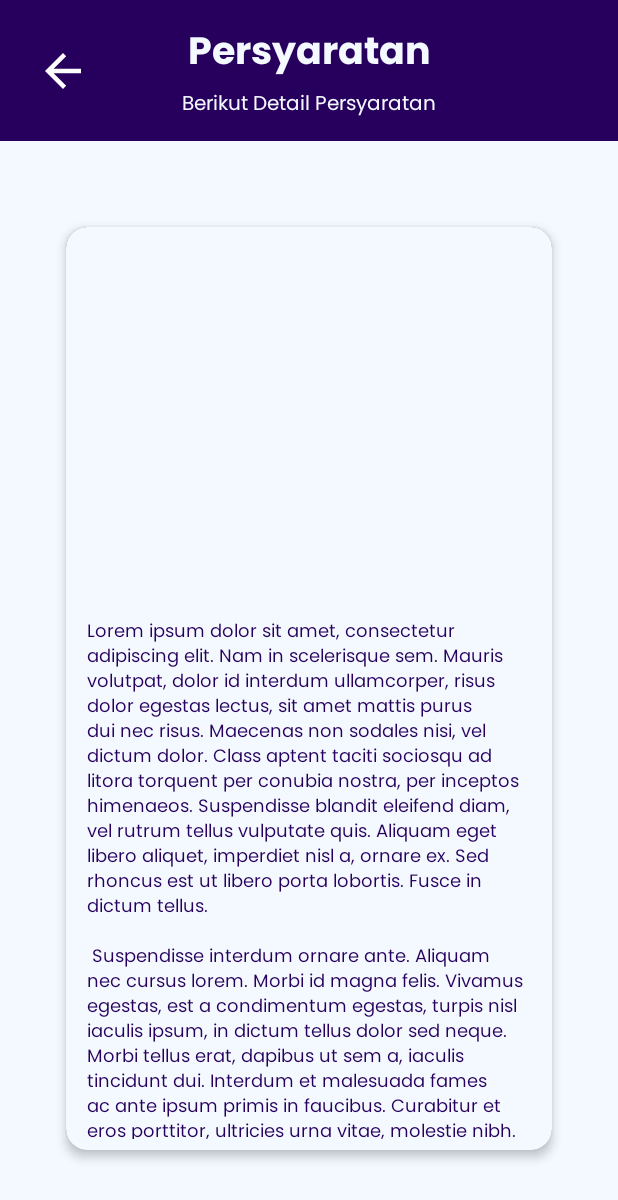
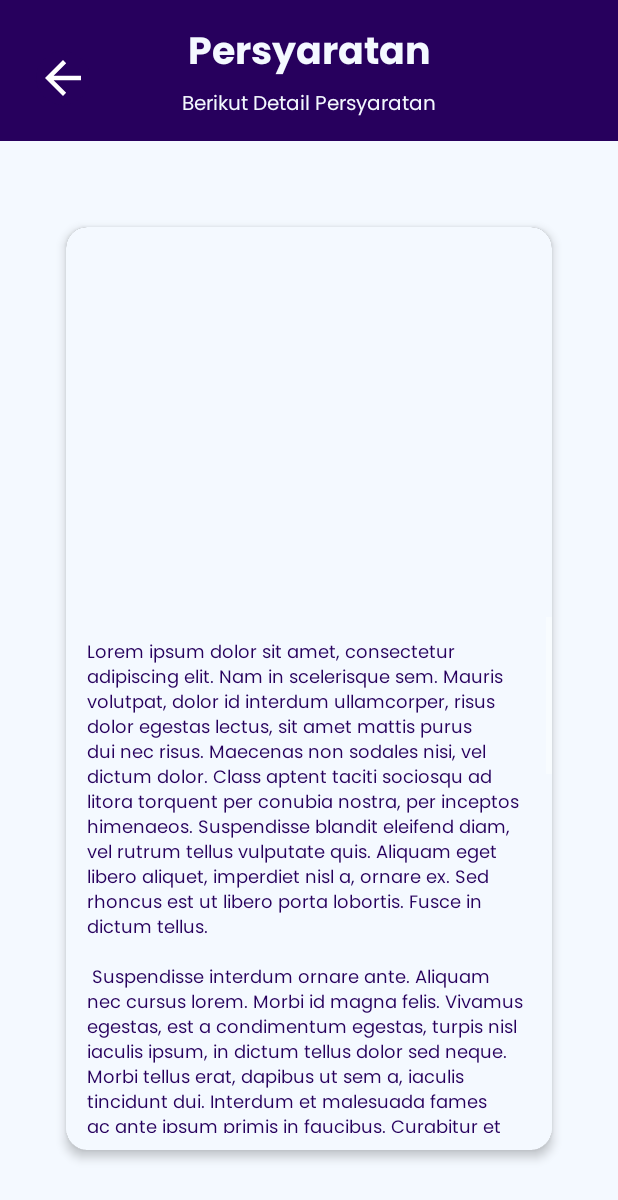
Before and after one commit to AndikaRisky31/Layanan_Warga, an Android app built with Jetpack Compose: the DetailsActivity screen opened directly, with no data from a screen before it, on a phone screen of 412 x 824 dp. Shown: the top 1200 px of the screen. Run offline under Robolectric (Android 15) with nearby library versions, the phone set to English and light mode, and no system bars.

Commit message:
memperbaiki backend laporan

```diff
--- a/app/src/main/java/com/celestial/layang/lapor/LaporActivity.kt
+++ b/app/src/main/java/com/celestial/layang/lapor/LaporActivity.kt
@@ -54,6 +54,21 @@ class LaporActivity : AppCompatActivity() {
             intent = Intent(this, MenuActivity::class.java)
             startActivity(intent)
         }
+        binding.btnGanti.setOnClickListener {
+            if (ContextCompat.checkSelfPermission(
+                    this,
+                    Manifest.permission.READ_EXTERNAL_STORAGE
+                ) != PackageManager.PERMISSION_GRANTED
+            ) {
+                ActivityCompat.requestPermissions(
+                    this,
+                    arrayOf(Manifest.permission.READ_EXTERNAL_STORAGE),
+                    GALLERY_PERMISSION_REQUEST_CODE
+                )
+            } else {
+                openGallery()
+            }
+        }
         binding.buttonKirim.setOnClickListener {
 //            viewModel.saveLaporan(laporanData) //untuk mengirim data ke viewmodel yang berisi pengiriman ke api
 
@@ -69,22 +84,6 @@ class LaporActivity : AppCompatActivity() {
             }
 
             dialog.show()
-        }
-
-        binding.btnGanti.setOnClickListener {
-            if (ContextCompat.checkSelfPermission(
-                    this,
-                    Manifest.permission.READ_EXTERNAL_STORAGE
-                ) != PackageManager.PERMISSION_GRANTED
-            ) {
-                ActivityCompat.requestPermissions(
-                    this,
-                    arrayOf(Manifest.permission.READ_EXTERNAL_STORAGE),
-                    GALLERY_PERMISSION_REQUEST_CODE
-                )
-            } else {
-                openGallery()
-            }
         }
     }
 
--- a/app/src/main/res/layout/activity_details.xml
+++ b/app/src/main/res/layout/activity_details.xml
@@ -42,10 +42,12 @@
         android:layout_width="wrap_content"
         android:layout_height="wrap_content"
         android:layout_marginStart="24dp"
+        android:layout_marginTop="25dp"
         android:src="@drawable/baseline_arrow_back_24"
         app:layout_constraintBottom_toBottomOf="@+id/view"
         app:layout_constraintStart_toStartOf="parent"
-        app:layout_constraintTop_toTopOf="parent" />
+        app:layout_constraintTop_toTopOf="parent"
+        app:layout_constraintVertical_bias="0.275" />
 
     <androidx.cardview.widget.CardView
         android:layout_width="324dp"
@@ -80,16 +82,35 @@
                 app:layout_constraintStart_toStartOf="parent"
                 app:layout_constraintTop_toBottomOf="@+id/iv_image" />
 
+            <FrameLayout
+                android:layout_width="match_parent"
+                android:layout_height="344dp"
+                android:background="@color/primary_color"
+                app:layout_constraintTop_toBottomOf="@+id/tv_judul">
 
-            <TextView
-                style="@style/text"
-                android:layout_width="match_parent"
-                android:layout_height="348dp"
-                android:textSize="12sp"
-                android:textAlignment="viewStart"
-                android:text="@string/lorem_ipsum"
-                android:paddingHorizontal="14dp"
-                app:layout_constraintTop_toBottomOf="@+id/tv_judul" />
+                <ScrollView
+                    android:layout_width="match_parent"
+                    android:layout_height="match_parent">
+
+                    <LinearLayout
+                        android:layout_width="match_parent"
+                        android:layout_height="wrap_content"
+                        android:orientation="vertical">
+
+                        <TextView
+                            android:id="@+id/tv_detail"
+                            style="@style/text"
+                            android:layout_width="match_parent"
+                            android:layout_height="wrap_content"
+                            android:gravity="bottom|start"
+                            android:paddingHorizontal="14dp"
+                            android:paddingVertical="14dp"
+                            android:text="@string/lorem_ipsum"
+                            android:textAlignment="viewStart"
+                            android:textSize="12sp" />
+                    </LinearLayout>
+                </ScrollView>
+            </FrameLayout>
         </androidx.constraintlayout.widget.ConstraintLayout>
 
 
```
